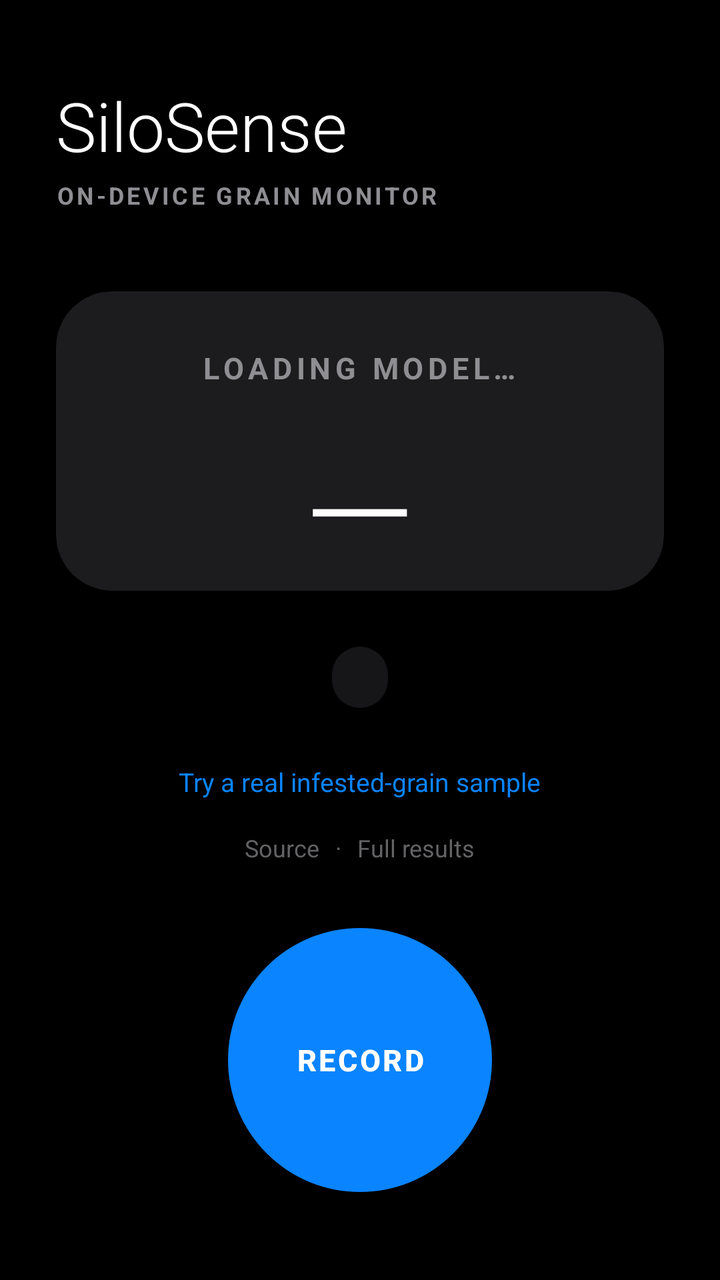
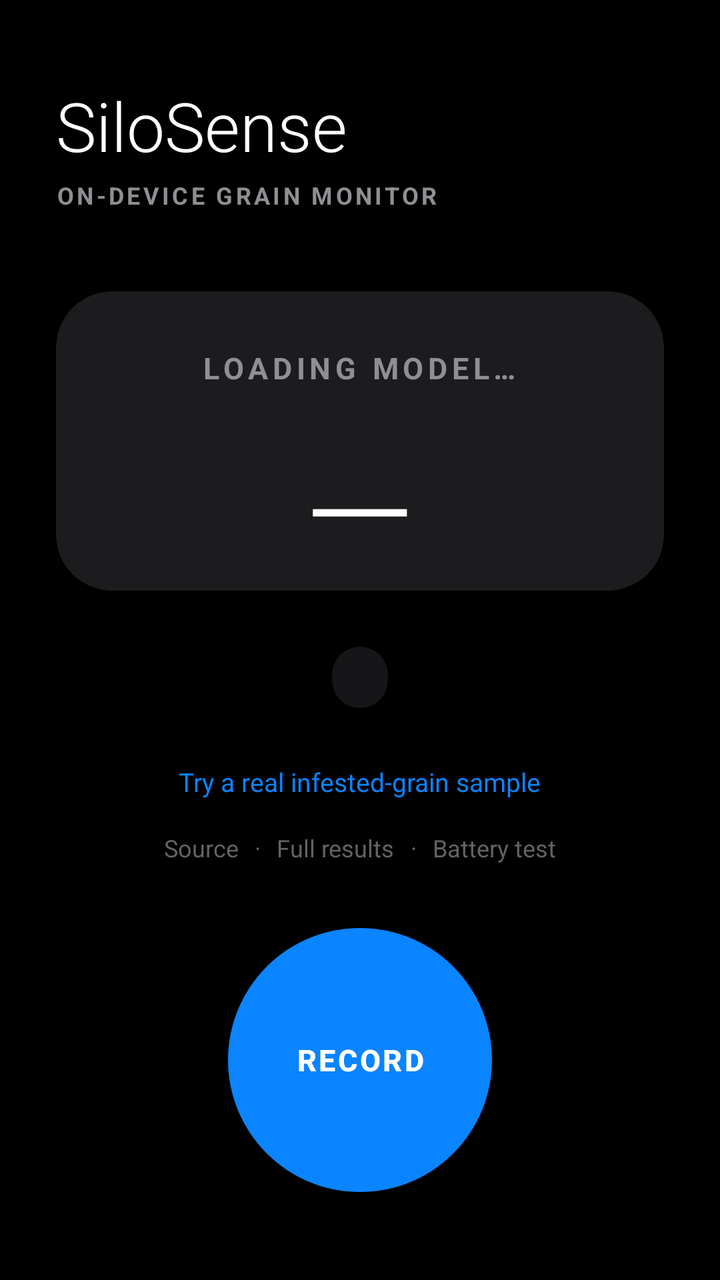

Before-and-after screenshots of an Android layout around one commit, followed by the original layout XML and the change that was made.
<!-- AndroidManifest.xml: application theme Theme.SiloSense -->
<!-- res/layout/activity_main.xml -->
<?xml version="1.0" encoding="utf-8"?>
<androidx.constraintlayout.widget.ConstraintLayout xmlns:android="http://schemas.android.com/apk/res/android"
    xmlns:app="http://schemas.android.com/apk/res-auto"
    xmlns:tools="http://schemas.android.com/tools"
    android:layout_width="match_parent"
    android:layout_height="match_parent"
    android:background="@color/silo_bg"
    android:fitsSystemWindows="true"
    tools:context=".MainActivity">

    
    <androidx.constraintlayout.widget.ConstraintLayout
        android:layout_width="match_parent"
        android:layout_height="match_parent"
        android:padding="28dp">

    <TextView
        android:id="@+id/titleText"
        android:layout_width="wrap_content"
        android:layout_height="wrap_content"
        android:layout_marginTop="12dp"
        android:fontFamily="sans-serif-light"
        android:text="@string/app_name"
        android:textColor="@color/silo_text"
        android:textSize="34sp"
        app:layout_constraintStart_toStartOf="parent"
        app:layout_constraintTop_toTopOf="parent" />

    <TextView
        android:id="@+id/subtitleText"
        android:layout_width="wrap_content"
        android:layout_height="wrap_content"
        android:layout_marginTop="4dp"
        android:letterSpacing="0.12"
        android:text="@string/app_subtitle"
        android:textColor="@color/silo_text_secondary"
        android:textSize="12sp"
        android:textStyle="bold"
        app:layout_constraintStart_toStartOf="@id/titleText"
        app:layout_constraintTop_toBottomOf="@id/titleText" />

    <androidx.cardview.widget.CardView
        android:id="@+id/statusCard"
        android:layout_width="0dp"
        android:layout_height="0dp"
        android:layout_marginTop="40dp"
        android:layout_marginBottom="28dp"
        app:cardBackgroundColor="@color/silo_card"
        app:cardCornerRadius="28dp"
        app:cardElevation="0dp"
        app:layout_constraintBottom_toTopOf="@id/latencyChip"
        app:layout_constraintEnd_toEndOf="parent"
        app:layout_constraintStart_toStartOf="parent"
        app:layout_constraintTop_toBottomOf="@id/subtitleText">

        <LinearLayout
            android:layout_width="match_parent"
            android:layout_height="wrap_content"
            android:layout_gravity="center"
            android:gravity="center"
            android:orientation="vertical"
            android:padding="32dp">

            <TextView
                android:id="@+id/statusWord"
                android:layout_width="wrap_content"
                android:layout_height="wrap_content"
                android:letterSpacing="0.15"
                android:text="@string/status_loading"
                android:textColor="@color/silo_text_secondary"
                android:textSize="15sp"
                android:textStyle="bold" />

            <TextView
                android:id="@+id/confidenceText"
                android:layout_width="wrap_content"
                android:layout_height="wrap_content"
                android:layout_marginTop="12dp"
                android:fontFamily="sans-serif-light"
                android:text="—"
                android:textColor="@color/silo_text"
                android:textSize="72sp" />

            <TextView
                android:id="@+id/detailText"
                android:layout_width="wrap_content"
                android:layout_height="wrap_content"
                android:layout_marginTop="8dp"
                android:text=""
                android:textColor="@color/silo_text_secondary"
                android:textSize="14sp" />

        </LinearLayout>
    </androidx.cardview.widget.CardView>

    <TextView
        android:id="@+id/latencyChip"
        android:layout_width="wrap_content"
        android:layout_height="wrap_content"
        android:layout_marginBottom="20dp"
        android:background="@drawable/bg_latency_chip"
        android:fontFamily="monospace"
        android:paddingStart="14dp"
        android:paddingTop="8dp"
        android:paddingEnd="14dp"
        android:paddingBottom="8dp"
        android:text=""
        android:textColor="@color/silo_text_tertiary"
        android:textSize="11sp"
        app:layout_constraintBottom_toTopOf="@id/sampleLink"
        app:layout_constraintEnd_toEndOf="parent"
        app:layout_constraintStart_toStartOf="parent" />

    <TextView
        android:id="@+id/sampleLink"
        android:layout_width="wrap_content"
        android:layout_height="wrap_content"
        android:clickable="true"
        android:focusable="true"
        android:padding="8dp"
        android:text="@string/try_sample_link"
        android:textColor="@color/silo_accent"
        android:textSize="13sp"
        app:layout_constraintBottom_toTopOf="@id/linksRow"
        app:layout_constraintEnd_toEndOf="parent"
        app:layout_constraintStart_toStartOf="parent" />

    <LinearLayout
        android:id="@+id/linksRow"
        android:layout_width="wrap_content"
        android:layout_height="wrap_content"
        android:layout_marginBottom="24dp"
        android:gravity="center_vertical"
        android:orientation="horizontal"
        app:layout_constraintBottom_toTopOf="@id/recordButton"
        app:layout_constraintEnd_toEndOf="parent"
        app:layout_constraintStart_toStartOf="parent">

        <TextView
            android:id="@+id/sourceLink"
            android:layout_width="wrap_content"
            android:layout_height="wrap_content"
            android:clickable="true"
            android:focusable="true"
            android:padding="8dp"
            android:text="@string/source_link"
            android:textColor="@color/silo_text_tertiary"
            android:textSize="12sp" />

        <TextView
            android:layout_width="wrap_content"
            android:layout_height="wrap_content"
            android:text="·"
            android:textColor="@color/silo_text_tertiary"
            android:textSize="12sp" />

        <TextView
            android:id="@+id/resultsLink"
            android:layout_width="wrap_content"
            android:layout_height="wrap_content"
            android:clickable="true"
            android:focusable="true"
            android:padding="8dp"
            android:text="@string/results_link"
            android:textColor="@color/silo_text_tertiary"
            android:textSize="12sp" />

    </LinearLayout>

    <Button
        android:id="@+id/recordButton"
        android:layout_width="132dp"
        android:layout_height="132dp"
        android:layout_marginBottom="16dp"
        android:background="@drawable/bg_record_button"
        android:elevation="4dp"
        android:letterSpacing="0.08"
        android:stateListAnimator="@null"
        android:text="@string/record_hint"
        android:textColor="@color/silo_text"
        android:textSize="15sp"
        android:textStyle="bold"
        app:layout_constraintBottom_toBottomOf="parent"
        app:layout_constraintEnd_toEndOf="parent"
        app:layout_constraintStart_toStartOf="parent" />

    </androidx.constraintlayout.widget.ConstraintLayout>

</androidx.constraintlayout.widget.ConstraintLayout>
<!-- resources referenced by this layout -->
<resources>
  <color name="silo_accent">#0A84FF</color>
  <color name="silo_bg">#000000</color>
  <color name="silo_card">#1C1C1E</color>
  <color name="silo_text">#FFFFFF</color>
  <color name="silo_text_secondary">#8E8E93</color>
  <color name="silo_text_tertiary">#636366</color>
  <!-- drawable bg_latency_chip (drawable) -->
  <?xml version="1.0" encoding="utf-8"?>
  <shape xmlns:android="http://schemas.android.com/apk/res/android" android:shape="rectangle">
      <solid android:color="@color/silo_chip_bg" />
      <corners android:radius="14dp" />
  </shape>
  <!-- drawable bg_record_button (drawable) -->
  <?xml version="1.0" encoding="utf-8"?>
  <shape xmlns:android="http://schemas.android.com/apk/res/android" android:shape="oval">
      <solid android:color="@color/silo_accent" />
  </shape>
  <string name="app_name">SiloSense</string>
  <string name="app_subtitle">ON-DEVICE GRAIN MONITOR</string>
  <string name="record_hint">RECORD</string>
  <string name="results_link">Full results</string>
  <string name="source_link">Source</string>
  <string name="status_loading">LOADING MODEL…</string>
  <string name="try_sample_link">Try a real infested-grain sample</string>
  <style name="Theme.SiloSense" parent="Theme.MaterialComponents.DayNight.NoActionBar">
          <item name="colorPrimary">@color/silo_accent</item>
          <item name="colorSecondary">@color/silo_green</item>
          <item name="android:windowBackground">@color/silo_bg</item>
          <item name="android:statusBarColor">@color/silo_bg</item>
          <item name="android:navigationBarColor">@color/silo_bg</item>
          <item name="android:windowLightStatusBar">false</item>
      </style>
  <color name="silo_chip_bg">#161618</color>
  <color name="silo_green">#30D158</color>
</resources>

<!-- the commit's change to res/layout/activity_main.xml (unified diff, before → after) -->
@@ -162,6 +162,24 @@
             android:focusable="true"
             android:padding="8dp"
             android:text="@string/results_link"
+            android:textColor="@color/silo_text_tertiary"
+            android:textSize="12sp" />
+
+        <TextView
+            android:layout_width="wrap_content"
+            android:layout_height="wrap_content"
+            android:text="·"
+            android:textColor="@color/silo_text_tertiary"
+            android:textSize="12sp" />
+
+        <TextView
+            android:id="@+id/batteryLink"
+            android:layout_width="wrap_content"
+            android:layout_height="wrap_content"
+            android:clickable="true"
+            android:focusable="true"
+            android:padding="8dp"
+            android:text="@string/battery_link"
             android:textColor="@color/silo_text_tertiary"
             android:textSize="12sp" />
 
<!-- resource entries referenced after the edit -->
@@ -19,6 +19,7 @@
   </shape>
   <string name="app_name">SiloSense</string>
   <string name="app_subtitle">ON-DEVICE GRAIN MONITOR</string>
+  <string name="battery_link">Battery test</string>
   <string name="record_hint">RECORD</string>
   <string name="results_link">Full results</string>
   <string name="source_link">Source</string>
